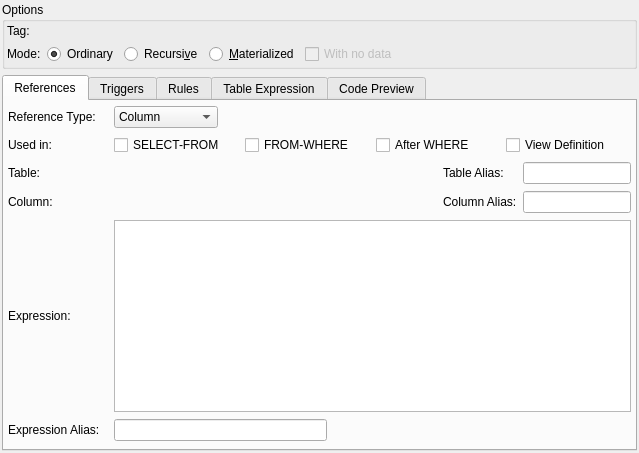
Qt form libpgmodeler_ui/ui/viewwidget.ui (pgmodeler/pgmodeler) before a commit.
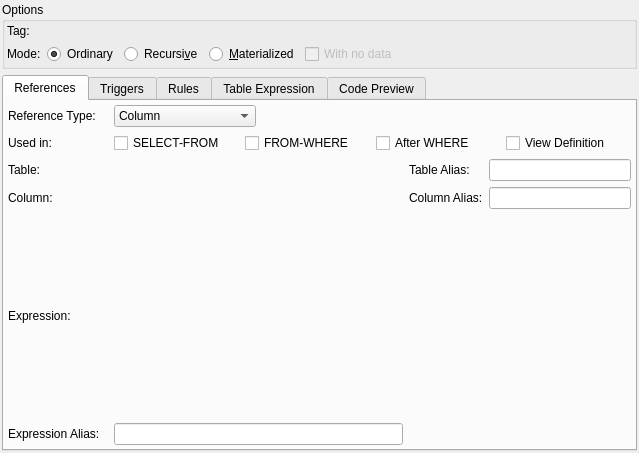
The same form after that commit.

Patch:
```diff
--- a/libpgmodeler_ui/ui/viewwidget.ui
+++ b/libpgmodeler_ui/ui/viewwidget.ui
@@ -75,7 +75,7 @@
          </property>
         </widget>
        </item>
-       <item row="2" column="4">
+       <item row="2" column="3">
         <widget class="QLabel" name="tab_alias_lbl">
          <property name="sizePolicy">
           <sizepolicy hsizetype="Fixed" vsizetype="Preferred">
@@ -95,6 +95,26 @@
          </property>
         </widget>
        </item>
+       <item row="3" column="4">
+        <widget class="QLineEdit" name="col_alias_edt">
+         <property name="sizePolicy">
+          <sizepolicy hsizetype="Preferred" vsizetype="Fixed">
+           <horstretch>0</horstretch>
+           <verstretch>0</verstretch>
+          </sizepolicy>
+         </property>
+        </widget>
+       </item>
+       <item row="2" column="4">
+        <widget class="QLineEdit" name="tab_alias_edt">
+         <property name="sizePolicy">
+          <sizepolicy hsizetype="Preferred" vsizetype="Fixed">
+           <horstretch>0</horstretch>
+           <verstretch>0</verstretch>
+          </sizepolicy>
+         </property>
+        </widget>
+       </item>
        <item row="0" column="1">
         <widget class="QComboBox" name="ref_type_cmb">
          <item>
@@ -109,8 +129,8 @@
          </item>
         </widget>
        </item>
-       <item row="2" column="5">
-        <widget class="QLineEdit" name="tab_alias_edt">
+       <item row="6" column="1" colspan="2">
+        <widget class="QLineEdit" name="expr_alias_edt">
          <property name="sizePolicy">
           <sizepolicy hsizetype="Preferred" vsizetype="Fixed">
            <horstretch>0</horstretch>
@@ -119,17 +139,7 @@
          </property>
         </widget>
        </item>
-       <item row="3" column="5">
-        <widget class="QLineEdit" name="col_alias_edt">
-         <property name="sizePolicy">
-          <sizepolicy hsizetype="Preferred" vsizetype="Fixed">
-           <horstretch>0</horstretch>
-           <verstretch>0</verstretch>
-          </sizepolicy>
-         </property>
-        </widget>
-       </item>
-       <item row="0" column="2" colspan="4">
+       <item row="0" column="2" colspan="3">
         <spacer name="horizontalSpacer">
          <property name="orientation">
           <enum>Qt::Horizontal</enum>
@@ -142,16 +152,6 @@
          </property>
         </spacer>
        </item>
-       <item row="6" column="1" colspan="2">
-        <widget class="QLineEdit" name="expr_alias_edt">
-         <property name="sizePolicy">
-          <sizepolicy hsizetype="Preferred" vsizetype="Fixed">
-           <horstretch>0</horstretch>
-           <verstretch>0</verstretch>
-          </sizepolicy>
-         </property>
-        </widget>
-       </item>
        <item row="0" column="0">
         <widget class="QLabel" name="ref_type_lbl">
          <property name="minimumSize">
@@ -165,7 +165,7 @@
          </property>
         </widget>
        </item>
-       <item row="1" column="1" colspan="5">
+       <item row="1" column="1" colspan="4">
         <layout class="QHBoxLayout" name="horizontalLayout_2">
          <item>
           <widget class="QCheckBox" name="select_from_chk">
@@ -228,7 +228,7 @@
          </property>
         </widget>
        </item>
-       <item row="3" column="4">
+       <item row="3" column="3">
         <widget class="QLabel" name="col_alias_lbl">
          <property name="sizePolicy">
           <sizepolicy hsizetype="Fixed" vsizetype="Preferred">
@@ -241,34 +241,6 @@
          </property>
         </widget>
        </item>
-       <item row="4" column="1" colspan="5">
-        <widget class="QPlainTextEdit" name="expression_txt">
-         <property name="sizePolicy">
-          <sizepolicy hsizetype="Preferred" vsizetype="Fixed">
-           <horstretch>0</horstretch>
-           <verstretch>0</verstretch>
-          </sizepolicy>
-         </property>
-         <property name="minimumSize">
-          <size>
-           <width>0</width>
-           <height>60</height>
-          </size>
-         </property>
-         <property name="maximumSize">
-          <size>
-           <width>16777215</width>
-           <height>16777215</height>
-          </size>
-         </property>
-         <property name="verticalScrollBarPolicy">
-          <enum>Qt::ScrollBarAsNeeded</enum>
-         </property>
-         <property name="horizontalScrollBarPolicy">
-          <enum>Qt::ScrollBarAsNeeded</enum>
-         </property>
-        </widget>
-       </item>
       </layout>
      </widget>
      <widget class="QWidget" name="triggers_tab">
```
